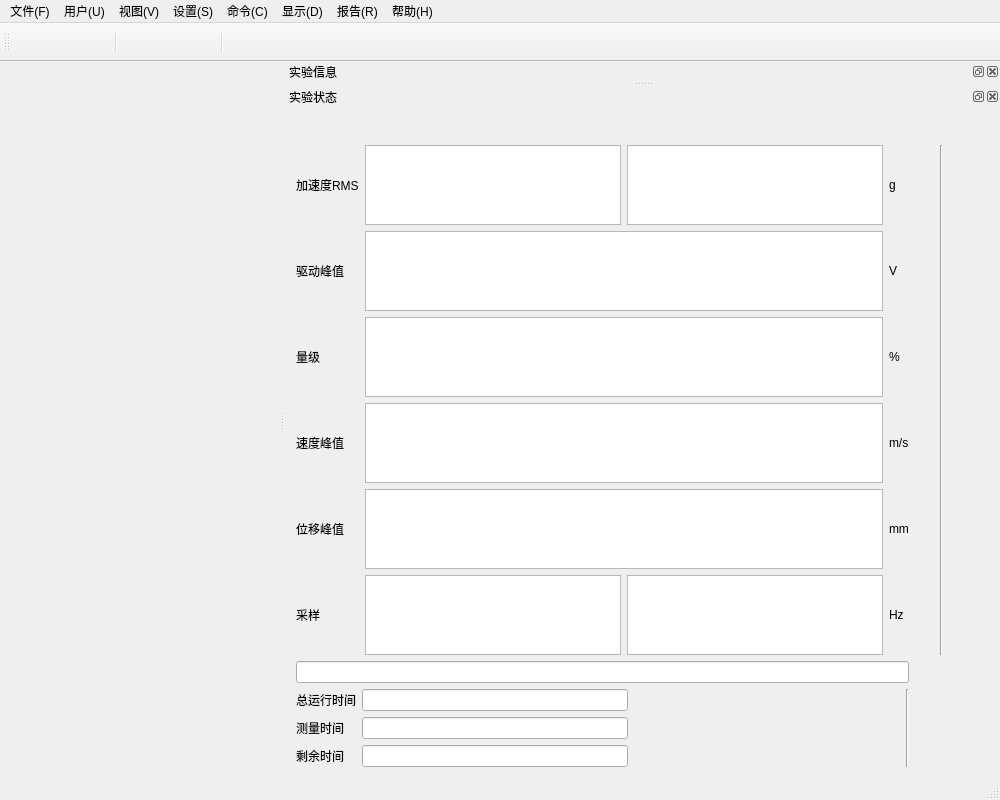
JJXiangJiaoJun/my_popwil, file mainwindow.ui: the form before one commit.
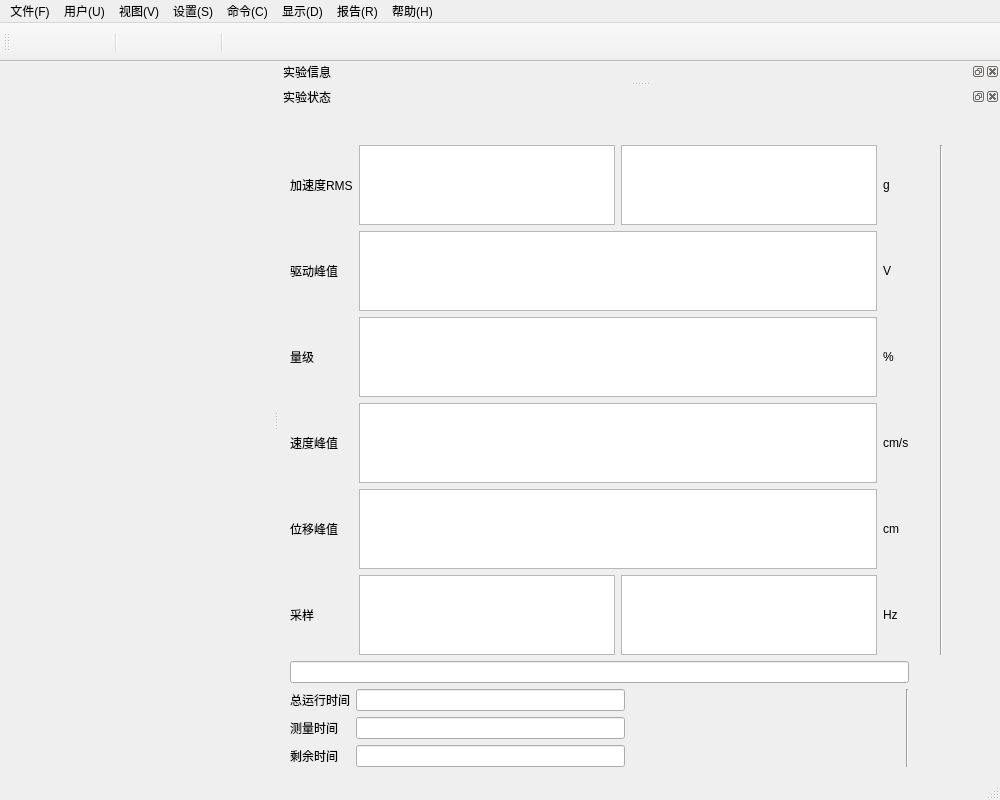
The form after the commit. The open tabs and pages were chosen to show the change. Icons and pictures are not drawn.

```diff
--- a/mainwindow.ui
+++ b/mainwindow.ui
@@ -259,6 +259,60 @@
       <attribute name="title">
        <string>历史记录</string>
       </attribute>
+      <widget class="QWidget" name="">
+       <property name="geometry">
+        <rect>
+         <x>60</x>
+         <y>20</y>
+         <width>261</width>
+         <height>151</height>
+        </rect>
+       </property>
+       <layout class="QGridLayout" name="gridLayout_5">
+        <item row="0" column="0">
+         <widget class="QLabel" name="ExperimentWave_Label">
+          <property name="text">
+           <string>试验波形</string>
+          </property>
+         </widget>
+        </item>
+        <item row="0" column="1">
+         <widget class="QLineEdit" name="lineEdit">
+          <property name="text">
+           <string>       正弦波</string>
+          </property>
+         </widget>
+        </item>
+        <item row="1" column="1">
+         <widget class="QLineEdit" name="lineEdit_2">
+          <property name="text">
+           <string>       0.124</string>
+          </property>
+         </widget>
+        </item>
+        <item row="2" column="1">
+         <widget class="QLineEdit" name="lineEdit_3">
+          <property name="text">
+           <string>       5Hz</string>
+          </property>
+         </widget>
+        </item>
+        <item row="1" column="0">
+         <widget class="QLabel" name="Ampli_Label">
+          <property name="text">
+           <string>  幅值</string>
+          </property>
+         </widget>
+        </item>
+        <item row="2" column="0">
+         <widget class="QLabel" name="Frequency_Label">
+          <property name="text">
+           <string>  频率</string>
+          </property>
+         </widget>
+        </item>
+       </layout>
+      </widget>
      </widget>
     </widget>
     <widget class="QWidget" name="layoutWidget">
@@ -619,14 +673,14 @@
          <item>
           <widget class="QLabel" name="label_16">
            <property name="text">
-            <string>m/s</string>
+            <string>cm/s</string>
            </property>
           </widget>
          </item>
          <item>
           <widget class="QLabel" name="label_17">
            <property name="text">
-            <string>mm</string>
+            <string>cm</string>
            </property>
           </widget>
          </item>
@@ -682,7 +736,7 @@
         <enum>QLayout::SetNoConstraint</enum>
        </property>
        <item row="0" column="0">
-        <widget class="QLineEdit" name="lineEdit_2">
+        <widget class="QLineEdit" name="TotalRuningTime_LineEdit">
          <property name="sizePolicy">
           <sizepolicy hsizetype="Expanding" vsizetype="Preferred">
            <horstretch>0</horstretch>
@@ -698,7 +752,7 @@
         </widget>
        </item>
        <item row="1" column="0">
-        <widget class="QLineEdit" name="lineEdit_3">
+        <widget class="QLineEdit" name="MeasureTime_LineEdit">
          <property name="styleSheet">
           <string notr="true"/>
          </property>
@@ -749,6 +803,9 @@
        </property>
        <item>
         <widget class="QPushButton" name="Start_btn">
+         <property name="enabled">
+          <bool>true</bool>
+         </property>
          <property name="minimumSize">
           <size>
            <width>0</width>
@@ -772,7 +829,7 @@
           </size>
          </property>
          <property name="checkable">
-          <bool>true</bool>
+          <bool>false</bool>
          </property>
          <property name="autoRepeat">
           <bool>false</bool>
@@ -816,7 +873,7 @@
           </size>
          </property>
          <property name="checkable">
-          <bool>true</bool>
+          <bool>false</bool>
          </property>
          <property name="autoDefault">
           <bool>true</bool>
@@ -883,7 +940,7 @@
           </size>
          </property>
          <property name="checkable">
-          <bool>true</bool>
+          <bool>false</bool>
          </property>
          <property name="flat">
           <bool>true</bool>
@@ -990,7 +1047,7 @@
       </layout>
      </item>
      <item row="2" column="0" colspan="4">
-      <widget class="QLineEdit" name="lineEdit">
+      <widget class="QLineEdit" name="HintMsg_LineEdit">
        <property name="sizePolicy">
         <sizepolicy hsizetype="Preferred" vsizetype="Preferred">
          <horstretch>0</horstretch>
```
Left out of the diff: 22 changed lines with no effect on the pictures.
